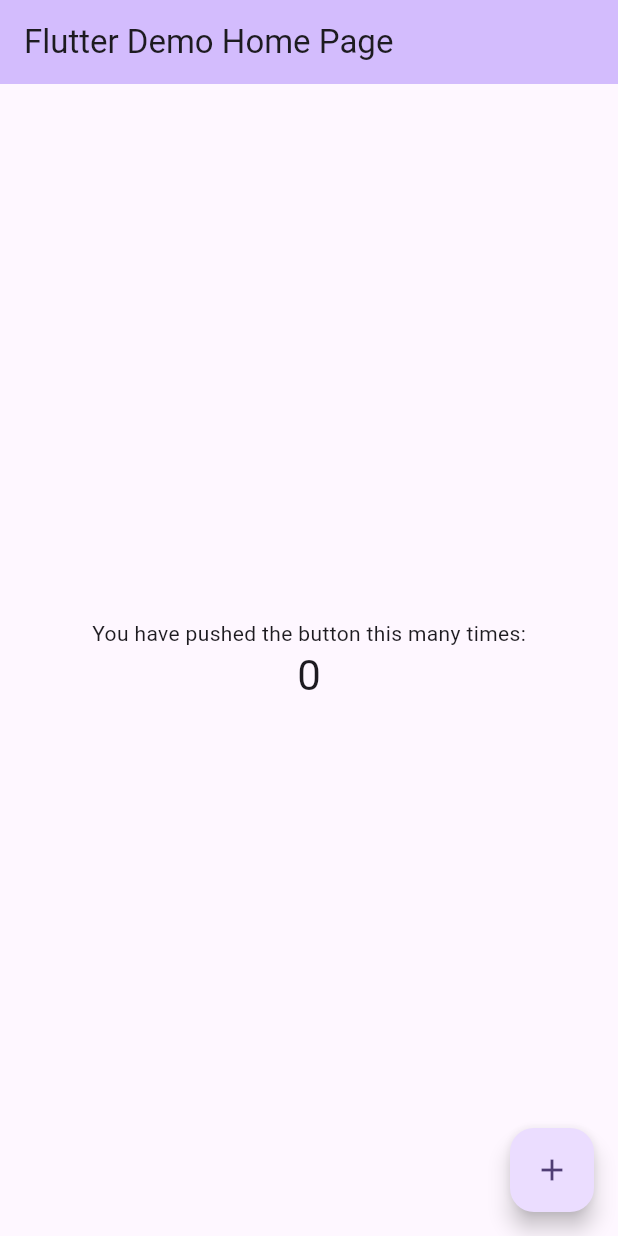
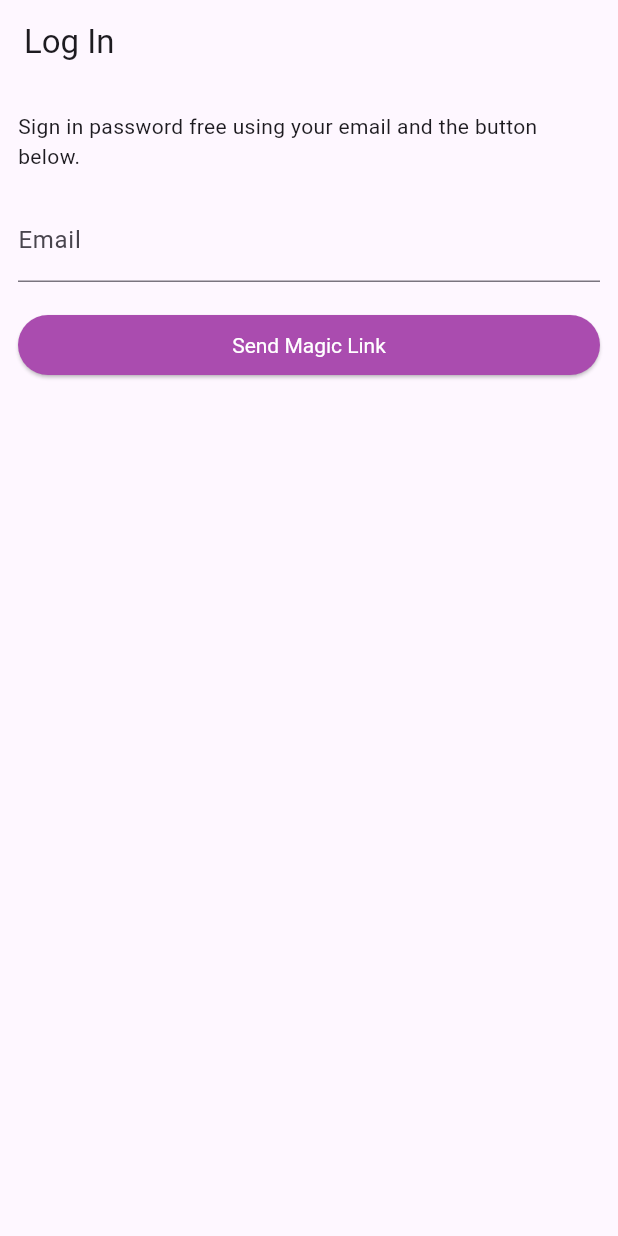
Before and after one commit to jkumz/expensee, a Flutter app: the screen it shows after launch, on a phone screen of 412 x 824 dp. Run offline on Flutter 3.47's test engine with Material 3 defaults, Android fonts, the phone set to English and light mode, and no system bars; our stand-ins replace flutter_dotenv, supabase_flutter; accounts and stored records are empty.

Commit message:
Took a step back and made log in page first, make components when ready

```diff
--- /dev/null
+++ b/lib/app.dart
@@ -0,0 +1,26 @@
+import 'package:expensee/screens/home.dart';
+import 'package:expensee/screens/login.dart';
+import 'package:flutter/material.dart';
+
+import 'package:expensee/screens/splash.dart';
+
+class ExpenseeApp extends StatelessWidget {
+  const ExpenseeApp({super.key});
+
+  @override
+  Widget build(BuildContext context) {
+    return MaterialApp(
+      title: 'Expensee',
+      theme: ThemeData(
+        colorScheme: ColorScheme.fromSeed(seedColor: Colors.deepPurple),
+        useMaterial3: true,
+      ),
+      initialRoute: Splash.routeName, // TODO Splash.routeName
+      routes: {
+        Splash.routeName: (context) => const Splash(),
+        Home.routeName: (context) => const Home(),
+        Login.routeName: (context) => const Login()
+      },
+    );
+  }
+}
--- /dev/null
+++ b/lib/components/elevated_buttons/magic_link_button.dart
@@ -0,0 +1,29 @@
+import 'package:flutter/material.dart';
+
+class MagicLinkButton extends StatelessWidget {
+  final Widget child;
+  final GestureTapCallback? onTap;
+  final Color? textColour;
+  final Color? backgroundColour;
+
+  const MagicLinkButton(this.child, this.onTap,
+      {Key? key, this.textColour, this.backgroundColour});
+
+  @override
+  Widget build(BuildContext context) {
+    return ElevatedButton(
+      onPressed: onTap != null
+          ? () {
+              onTap!();
+            }
+          : null,
+      child: child,
+      style: ElevatedButton.styleFrom(
+          foregroundColor: (textColour ?? Colors.white),
+          backgroundColor:
+              (backgroundColour ?? const Color.fromARGB(255, 170, 76, 175)),
+          elevation: 1,
+          textStyle: TextStyle(/*TODO make custom text styles*/)),
+    );
+  }
+}
--- a/lib/expense_board.dart
+++ /dev/null
@@ -1,6 +0,0 @@
-import 'dart:core';
-
-// will contain all of the expenses
-class Board {
-
-}
--- a/lib/main.dart
+++ b/lib/main.dart
@@ -1,8 +1,23 @@
+import 'package:expensee/app.dart';
 import 'package:flutter/material.dart';
+import 'package:supabase_flutter/supabase_flutter.dart';
+import "package:flutter_dotenv/flutter_dotenv.dart";
 
-void main() {
+void main() async {
+  WidgetsFlutterBinding.ensureInitialized();
+
+  await dotenv.load(fileName: ".env");
+
+  await Supabase.initialize(
+    url: "https://${dotenv.env['SUPABASE_PROJECT_ID']!}.supabase.co",
+    anonKey: dotenv.env['SUPABASE_ANON_KEY']!,
+    authFlowType: AuthFlowType.pkce,
+  );
+
   runApp(const MyApp());
 }
+
+final supabase = Supabase.instance.client;
 
 class MyApp extends StatelessWidget {
   const MyApp({super.key});
@@ -10,116 +25,6 @@ class MyApp extends StatelessWidget {
   // This widget is the root of your application.
   @override
   Widget build(BuildContext context) {
-    return MaterialApp(
-      title: 'Flutter Demo',
-      theme: ThemeData(
-        // This is the theme of your application.
-        //
-        // TRY THIS: Try running your application with "flutter run". You'll see
-        // the application has a purple toolbar. Then, without quitting the app,
-        // try changing the seedColor in the colorScheme below to Colors.green
-        // and then invoke "hot reload" (save your changes or press the "hot
-        // reload" button in a Flutter-supported IDE, or press "r" if you used
-        // the command line to start the app).
-        //
-        // Notice that the counter didn't reset back to zero; the application
-        // state is not lost during the reload. To reset the state, use hot
-        // restart instead.
-        //
-        // This works for code too, not just values: Most code changes can be
-        // tested with just a hot reload.
-        colorScheme: ColorScheme.fromSeed(seedColor: Colors.deepPurple),
-        useMaterial3: true,
-      ),
-      home: const MyHomePage(title: 'Flutter Demo Home Page'),
-    );
+    return const ExpenseeApp();
   }
 }
-
-class MyHomePage extends StatefulWidget {
-  const MyHomePage({super.key, required this.title});
-
-  // This widget is the home page of your application. It is stateful, meaning
-  // that it has a State object (defined below) that contains fields that affect
-  // how it looks.
-
-  // This class is the configuration for the state. It holds the values (in this
-  // case the title) provided by the parent (in this case the App widget) and
-  // used by the build method of the State. Fields in a Widget subclass are
-  // always marked "final".
-
-  final String title;
-
-  @override
-  State<MyHomePage> createState() => _MyHomePageState();
-}
-
-class _MyHomePageState extends State<MyHomePage> {
-  int _counter = 0;
-
-  void _incrementCounter() {
-    setState(() {
-      // This call to setState tells the Flutter framework that something has
-      // changed in this State, which causes it to rerun the build method below
-      // so that the display can reflect the updated values. If we changed
-      // _counter without calling setState(), then the build method would not be
-      // called again, and so nothing would appear to happen.
-      _counter++;
-    });
-  }
-
-  @override
-  Widget build(BuildContext context) {
-    // This method is rerun every time setState is called, for instance as done
-    // by the _incrementCounter method above.
-    //
-    // The Flutter framework has been optimized to make rerunning build methods
-    // fast, so that you can just rebuild anything that needs updating rather
-    // than having to individually change instances of widgets.
-    return Scaffold(
-      appBar: AppBar(
-        // TRY THIS: Try changing the color here to a specific color (to
-        // Colors.amber, perhaps?) and trigger a hot reload to see the AppBar
-        // change color while the other colors stay the same.
-        backgroundColor: Theme.of(context).colorScheme.inversePrimary,
-        // Here we take the value from the MyHomePage object that was created by
-        // the App.build method, and use it to set our appbar title.
-        title: Text(widget.title),
-      ),
-      body: Center(
-        // Center is a layout widget. It takes a single child and positions it
-        // in the middle of the parent.
-        child: Column(
-          // Column is also a layout widget. It takes a list of children and
-          // arranges them vertically. By default, it sizes itself to fit its
-          // children horizontally, and tries to be as tall as its parent.
-          //
-          // Column has various properties to control how it sizes itself and
-          // how it positions its children. Here we use mainAxisAlignment to
-          // center the children vertically; the main axis here is the vertical
-          // axis because Columns are vertical (the cross axis would be
-          // horizontal).
-          //
-          // TRY THIS: Invoke "debug painting" (choose the "Toggle Debug Paint"
-          // action in the IDE, or press "p" in the console), to see the
-          // wireframe for each widget.
-          mainAxisAlignment: MainAxisAlignment.center,
-          children: <Widget>[
-            const Text(
-              'You have pushed the button this many times:',
-            ),
-            Text(
-              '$_counter',
-              style: Theme.of(context).textTheme.headlineMedium,
-            ),
-          ],
-        ),
-      ),
-      floatingActionButton: FloatingActionButton(
-        onPressed: _incrementCounter,
-        tooltip: 'Increment',
-        child: const Icon(Icons.add),
-      ), // This trailing comma makes auto-formatting nicer for build methods.
-    );
-  }
-}
--- /dev/null
+++ b/lib/screens/login.dart
@@ -0,0 +1,136 @@
+import 'dart:async';
+
+import 'package:flutter/foundation.dart';
+import 'package:flutter/material.dart';
+import 'package:flutter_dotenv/flutter_dotenv.dart';
+import 'package:supabase_flutter/supabase_flutter.dart';
+import 'package:expensee/main.dart';
+
+// TODO - set up log in via Gmail & FB
+
+class Login extends StatefulWidget {
+  static const String routeName = "/login";
+
+  const Login({super.key});
+
+  @override
+  _LoginState createState() => _LoginState();
+}
+
+class _LoginState extends State<Login> {
+  bool _isLoading = false;
+  bool _redirecting = false;
+
+  late final TextEditingController _emailController = TextEditingController();
+  late final StreamSubscription<AuthState> _authStateSubscription;
+
+  Future<void> _signIn() async {
+    try {
+      setState(() {
+        _isLoading = true;
+      });
+      await supabase.auth.signInWithOtp(
+        email: _emailController.text.trim(),
+        emailRedirectTo: kIsWeb
+            ? null
+            : '${dotenv.env['SUPABASE_PROJECT_SCHEMA']}://login-callback/',
+      );
+      if (mounted) {
+        ScaffoldMessenger.of(context).showSnackBar(
+          const SnackBar(
+              content: Text(
+                  "We've sent you a passwordless login link to your email!")),
+        );
+        _emailController.clear();
+      }
+    } on AuthException catch (error) {
+      SnackBar(
+        content: Text(error.message),
+        backgroundColor: Theme.of(context).colorScheme.error,
+      );
+    } catch (error) {
+      SnackBar(
+        content: const Text('Unexpected error occurred'),
+        backgroundColor: Theme.of(context).colorScheme.error,
+      );
+    } finally {
+      if (mounted) {
+        setState(() {
+          _isLoading = false;
+        });
+      }
+    }
+  }
+
+  @override
+  void initState() {
+    _authStateSubscription = supabase.auth.onAuthStateChange.listen((data) {
+      if (_redirecting) return;
+      final session = data.session;
+      if (session != null) {
+        _redirecting = true;
+        Navigator.of(context).pushReplacementNamed('/home');
+      }
+    });
+    super.initState();
+  }
+
+  @override
+  void dispose() {
+    _emailController.dispose();
+    _authStateSubscription.cancel();
+    super.dispose();
+  }
+
+  @override
+  Widget build(BuildContext context) {
+    return Scaffold(
+      appBar: AppBar(title: const Text('Log In')),
+      body: ListView(
+        padding: const EdgeInsets.symmetric(vertical: 18, horizontal: 12),
+        children: [
+          const Text(
+              'Sign in password free using your email and the button below.'),
+          const SizedBox(height: 18),
+          TextFormField(
+            controller: _emailController,
+            decoration: const InputDecoration(labelText: 'Email'),
+          ),
+          const SizedBox(height: 18), // to add space
+          MagicLinkButton(
+            Text(_isLoading ? 'Loading' : 'Send Magic Link'),
+            _isLoading ? null : _signIn,
+          ),
+        ],
+      ),
+    );
+  }
+}
+
+class MagicLinkButton extends StatelessWidget {
+  final Widget child;
+  final GestureTapCallback? onTap;
+  final Color? textColour;
+  final Color? backgroundColour;
+
+  const MagicLinkButton(this.child, this.onTap,
+      {Key? key, this.textColour, this.backgroundColour});
+
+  @override
+  Widget build(BuildContext context) {
+    return ElevatedButton(
+      onPressed: onTap != null
+          ? () {
+              onTap!();
+            }
+          : null,
+      child: child,
+      style: ElevatedButton.styleFrom(
+          foregroundColor: (textColour ?? Colors.white),
+          backgroundColor:
+              (backgroundColour ?? const Color.fromARGB(255, 170, 76, 175)),
+          elevation: 1,
+          textStyle: TextStyle(/*TODO make custom text styles*/)),
+    );
+  }
+}
```
Also changed, not shown: lib/models/expense.dart (deleted, +0 -32 lines), lib/screens/home.dart (added, +32 -0 lines), lib/screens/splash.dart (added, +40 -0 lines), pubspec.yaml (+4 -3 lines), lib/models/cashflow.dart (deleted), pubspec.lock, 8 other files.
